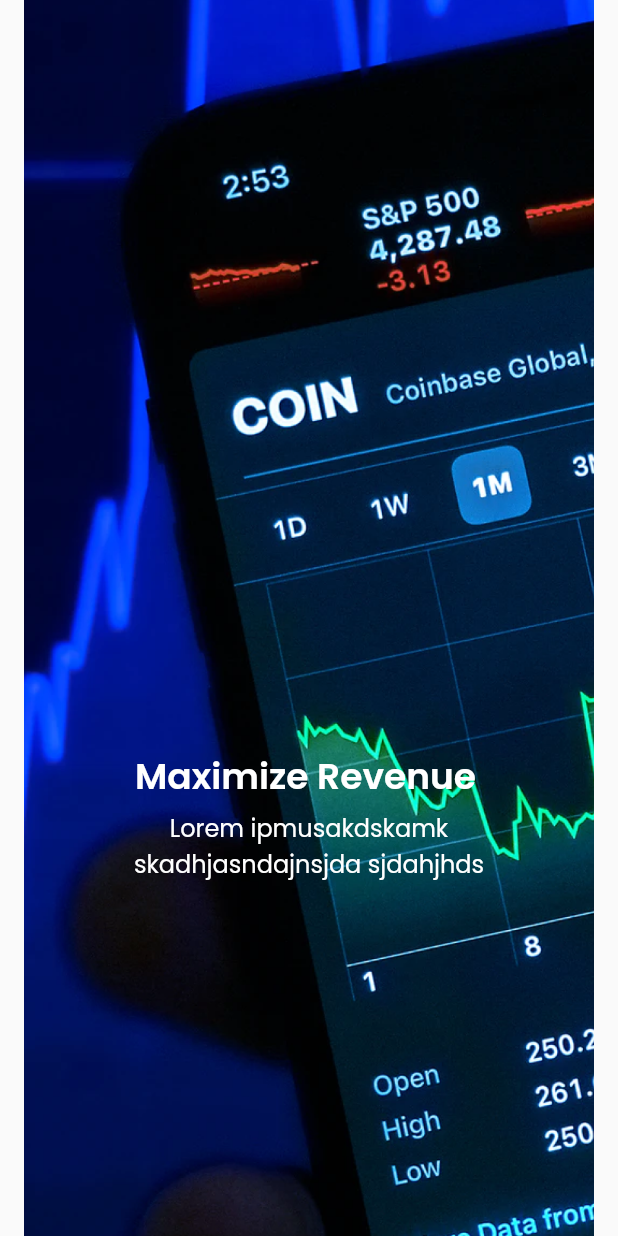
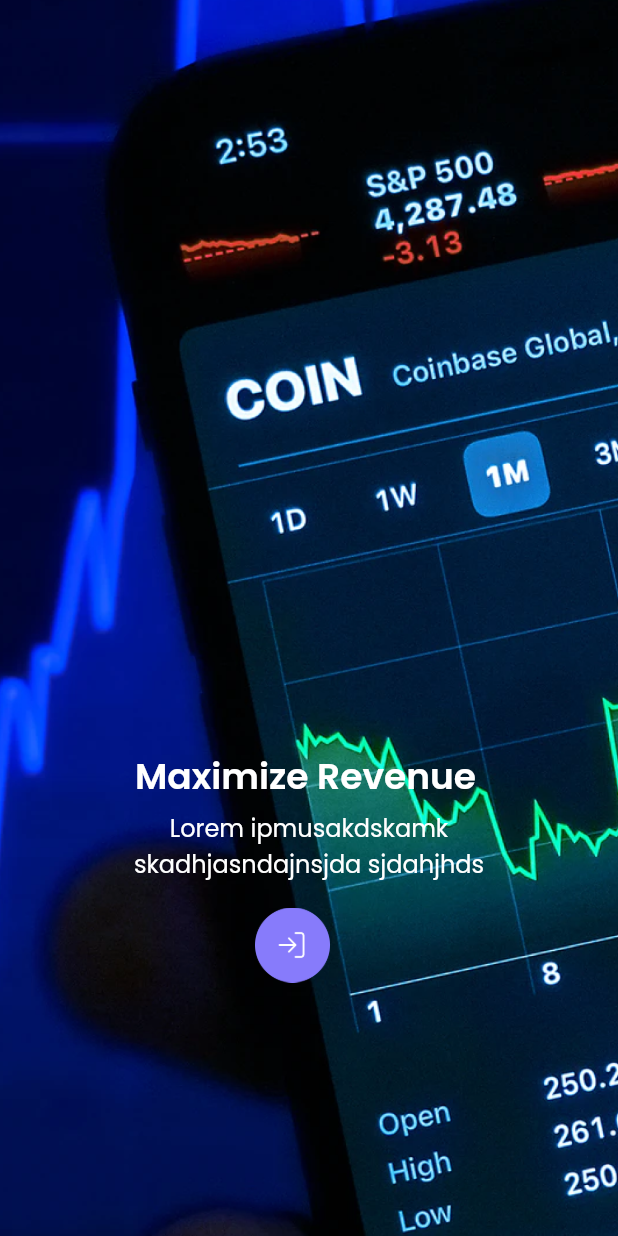
Before and after one commit to bagusrizky15/splash_screen, a Flutter app: the screen it shows after launch, on a phone screen of 412 x 824 dp. Run offline on Flutter 3.47's test engine with Material 2 defaults, Android fonts, the phone set to English and light mode, and no system bars; our stand-ins replace google_fonts.

Commit message:
aded buttin

```diff
--- a/lib/pages/first_page.dart
+++ b/lib/pages/first_page.dart
@@ -15,6 +15,7 @@
           Container(
             decoration: BoxDecoration(
               image: DecorationImage(
+                fit: BoxFit.cover,
                 image: AssetImage(
                   'assets/background_image.png',
                 ),
--- a/lib/pages/first_started.dart
+++ b/lib/pages/first_started.dart
@@ -14,7 +14,10 @@
           Container(
             decoration: BoxDecoration(
               image: DecorationImage(
-                image: AssetImage('assets/background_started.png'),
+                fit: BoxFit.cover,
+                image: AssetImage(
+                  'assets/background_started.png',
+                ),
               ),
             ),
           ),
@@ -44,6 +47,17 @@
               ),
               textAlign: TextAlign.center,
             ),
+          ),
+          Padding(
+            padding: const EdgeInsets.only(
+              top: 605,
+              left: 170,
+              right: 90,
+            ),
+            child: Image.asset(
+              'assets/purple_button.png',
+              width: 50,
+            ),
           )
         ],
       ),
```
Also changed, not shown: assets/purple_button.png (added).
